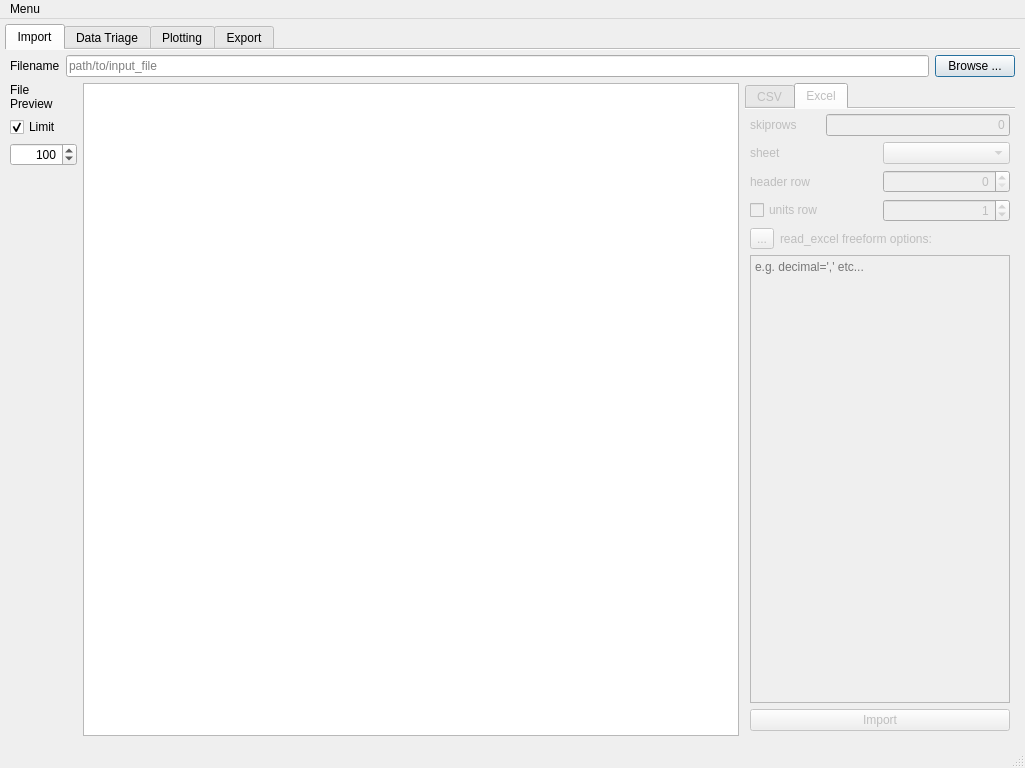
This is colliderscope.ui in kevinanewman/colliderscope2024 as Qt 5 draws it before an edit. The edited form follows.
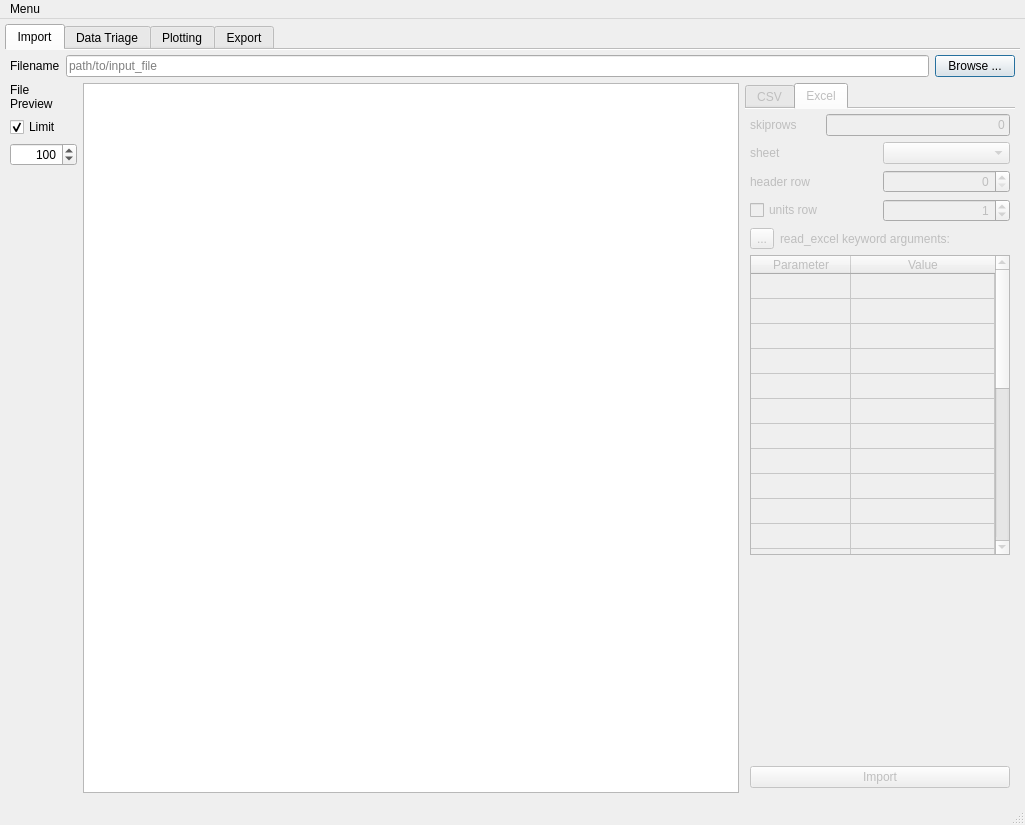
This is the edited form. The open tabs and pages were chosen to show the change. Icons and pictures are not drawn. Custom widgets are drawn as their Qt base class.

Commit message: add support for user-defined csv and excel import keyword arguments

Patch:
```diff
--- a/colliderscope.ui
+++ b/colliderscope.ui
@@ -7,7 +7,7 @@
     <x>0</x>
     <y>0</y>
     <width>1025</width>
-    <height>768</height>
+    <height>825</height>
    </rect>
   </property>
   <property name="windowTitle">
@@ -747,19 +747,121 @@
                 <item>
                  <widget class="QLabel" name="label_2">
                   <property name="text">
-                   <string>read_excel freeform options:</string>
+                   <string>read_excel keyword arguments:</string>
                   </property>
                  </widget>
                 </item>
                </layout>
               </item>
               <item>
-               <widget class="QPlainTextEdit" name="plainTextEdit">
-                <property name="placeholderText">
-                 <string>e.g. decimal=',' etc...</string>
+               <widget class="QTableWidget" name="import_excel_parameter_tableWidget">
+                <property name="sizePolicy">
+                 <sizepolicy hsizetype="Fixed" vsizetype="MinimumExpanding">
+                  <horstretch>0</horstretch>
+                  <verstretch>0</verstretch>
+                 </sizepolicy>
                 </property>
+                <property name="minimumSize">
+                 <size>
+                  <width>0</width>
+                  <height>300</height>
+                 </size>
+                </property>
+                <property name="maximumSize">
+                 <size>
+                  <width>300</width>
+                  <height>300</height>
+                 </size>
+                </property>
+                <property name="selectionMode">
+                 <enum>QAbstractItemView::NoSelection</enum>
+                </property>
+                <property name="wordWrap">
+                 <bool>false</bool>
+                </property>
+                <property name="rowCount">
+                 <number>25</number>
+                </property>
+                <property name="columnCount">
+                 <number>2</number>
+                </property>
+                <attribute name="horizontalHeaderMinimumSectionSize">
+                 <number>100</number>
+                </attribute>
+                <attribute name="horizontalHeaderDefaultSectionSize">
+                 <number>100</number>
+                </attribute>
+                <attribute name="horizontalHeaderHighlightSections">
+                 <bool>false</bool>
+                </attribute>
+                <attribute name="horizontalHeaderStretchLastSection">
+                 <bool>true</bool>
+                </attribute>
+                <attribute name="verticalHeaderVisible">
+                 <bool>false</bool>
+                </attribute>
+                <attribute name="verticalHeaderMinimumSectionSize">
+                 <number>25</number>
+                </attribute>
+                <attribute name="verticalHeaderDefaultSectionSize">
+                 <number>25</number>
+                </attribute>
+                <attribute name="verticalHeaderHighlightSections">
+                 <bool>false</bool>
+                </attribute>
+                <attribute name="verticalHeaderStretchLastSection">
+                 <bool>false</bool>
+                </attribute>
+                <row/>
+                <row/>
+                <row/>
+                <row/>
+                <row/>
+                <row/>
+                <row/>
+                <row/>
+                <row/>
+                <row/>
+                <row/>
+                <row/>
+                <row/>
+                <row/>
+                <row/>
+                <row/>
+                <row/>
+                <row/>
+                <row/>
+                <row/>
+                <row/>
+                <row/>
+                <row/>
+                <row/>
+                <row/>
+                <column>
+                 <property name="text">
+                  <string>Parameter</string>
+                 </property>
+                </column>
+                <column>
+                 <property name="text">
+                  <string>Value</string>
+                 </property>
+                </column>
                </widget>
               </item>
+              <item>
+               <spacer name="verticalSpacer_6">
+                <property name="orientation">
+                 <enum>Qt::Vertical</enum>
+                </property>
+                <property name="sizeHint" stdset="0">
+                 <size>
+                  <width>20</width>
+                  <height>40</height>
+                 </size>
+                </property>
+               </spacer>
+              </item>
               <item>
                <widget class="QPushButton" name="import_excel_pushButton">
                 <property name="sizePolicy">
```
Left out of the diff: 224 changed lines with no effect on the pictures. The commit also changes 2 other files.
